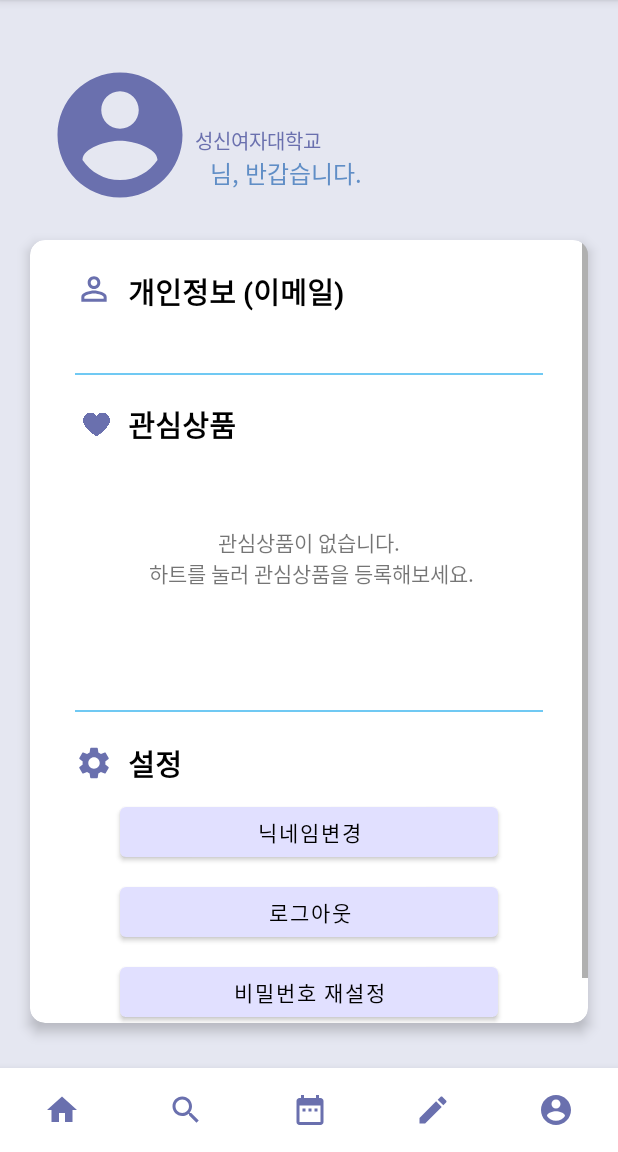
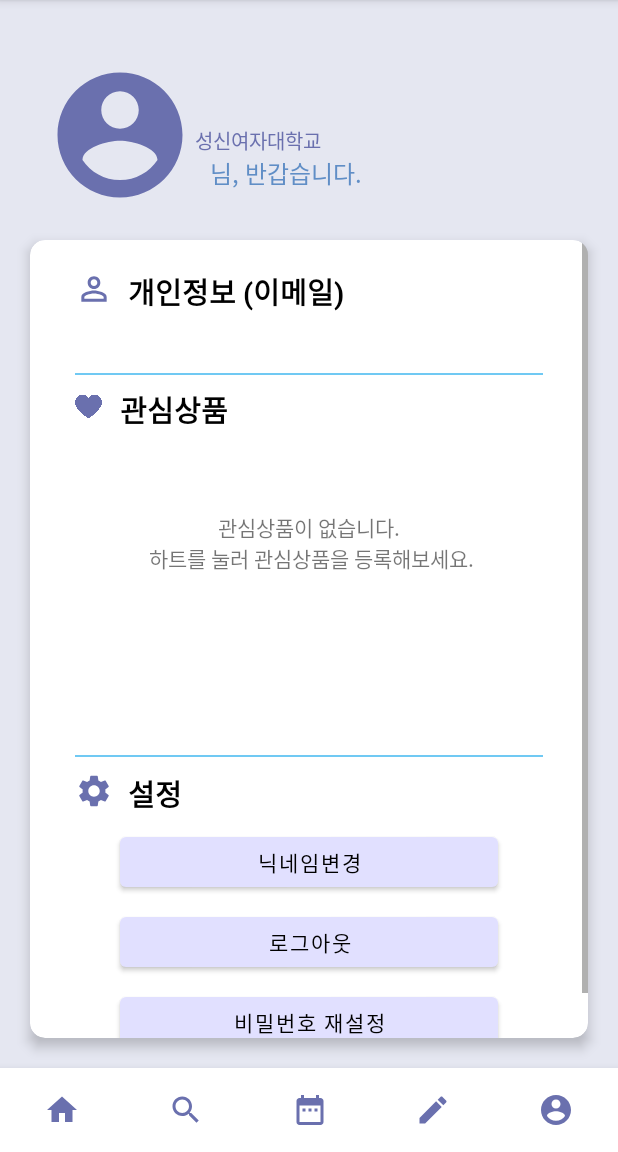
Before and after one commit to leejw-lu/crystal_product3, an Android app: the MainActivity screen opened directly, with no data from a screen before it, item 5 of the bottom bar chosen, on a phone screen of 412 x 824 dp, the part 84-1236 px from its top. Run offline under Robolectric (Android 15) with nearby library versions, the phone set to English and light mode, and no system bars; our stand-ins replace CircleImageView, Firebase (no records; nobody signed in at launch, a user with empty details on screens opened directly); libraries missing offline, so code that uses them is left out: com.prolificinteractive.materialcalendarview.

Commit message:
팝업 알림 (빌드) / 디자인 수정

```diff
--- a/app/src/main/AndroidManifest.xml
+++ b/app/src/main/AndroidManifest.xml
@@ -41,6 +41,14 @@
             android:windowSoftInputMode="adjustResize">
 
         </activity>
+
+        <!--- 안드로이드 8.0 이상 푸시 처리 추가 코드-->
+        <meta-data
+            android:name="com.google.firebase.messaging.default_notification_icon"
+            android:resource="@drawable/crystal_logo"/>
+        <meta-data
+            android:name="com.google.firebase.messaging.default_notification_color"
+            android:resource="@color/white"/>
     </application>
 
 </manifest>
--- a/app/src/main/java/com/example/crystalProduct/MainActivity.java
+++ b/app/src/main/java/com/example/crystalProduct/MainActivity.java
@@ -1,20 +1,39 @@
 package com.example.crystalProduct;
 
 
+import android.app.Notification;
+import android.app.NotificationChannel;
+import android.app.NotificationManager;
+import android.app.PendingIntent;
+import android.content.Intent;
+import android.os.Build;
 import android.os.Bundle;
+import android.os.CountDownTimer;
+import android.util.Log;
 import android.view.MenuItem;
+import android.view.View;
+import android.widget.Button;
+import android.widget.TextView;
 import android.widget.Toast;
 
 import androidx.annotation.NonNull;
 import androidx.appcompat.app.ActionBar;
 import androidx.appcompat.app.AppCompatActivity;
 import androidx.appcompat.widget.Toolbar;
+import androidx.core.app.NotificationCompat;
 import androidx.fragment.app.FragmentManager;
 import androidx.fragment.app.FragmentTransaction;
 
+import com.google.android.gms.tasks.OnCompleteListener;
+import com.google.android.gms.tasks.Task;
 import com.google.android.material.bottomnavigation.BottomNavigationView;
+import com.google.firebase.FirebaseApp;
 import com.google.firebase.auth.FirebaseAuth;
 import com.google.firebase.database.annotations.NotNull;
+
+import java.util.Calendar;
+import java.util.Date;
+import java.util.GregorianCalendar;
 
 public class MainActivity extends AppCompatActivity {
 
@@ -33,12 +52,66 @@ public class MainActivity extends AppCompatActivity {
     private FirebaseAuth auth;
 
     private ActionBar actionBar;
+    /*
+    //팝업 알림 버튼 (임시)
+    Button button;
+    NotificationManager manager;
+    NotificationCompat.Builder builder;
+    private static String CHANNEL_ID = "channel1";
+    private static String CHANNEL_NAME = "Channel1";
+
+    //팝업 타이머
+    CountDownTimer countDownTimer;
+    TextView tv_timer;
+    */
 
     @Override
     protected void onCreate(Bundle savedInstanceState) {
         super.onCreate(savedInstanceState);
         setContentView(R.layout.activity_main);
         auth = FirebaseAuth.getInstance();
+
+        /*
+        FirebaseApp.initializeApp(this);
+
+        FirebaseInstanceId.getInstance().getInstanceId().addOnCompleteListener(task -> {
+            if (!task.isSuccessful()) {
+                Log.w("FirebaseSettingEx", "getInstanceId failed", task.getException());
+                return;
+            }
+
+            // 토큰을 읽고, 텍스트 뷰에 보여주기
+            String token = task.getResult().getToken();
+            System.out.println("@@@@@@@@@@@@@@@@@@@@@@@@@@@@@@@@@@@@@@@@@@@@@@@@@@@@@@@@@@@@@@@@@@@@");
+            System.out.println(token);
+            System.out.println("@@@@@@@@@@@@@@@@@@@@@@@@@@@@@@@@@@@@@@@@@@@@@@@@@@@@@@@@@@@@@@@@@@@@");
+        });*/
+        /*
+        //팝업 알림 버튼 (임시)
+        button = (Button) findViewById(R.id.btn_notification);
+        button.setOnClickListener(new View.OnClickListener() {
+            @Override
+            public void onClick(View v) {
+                showNoti();
+            }
+        });
+
+
+        tv_timer = (TextView) findViewById(R.id.tv_timer);
+        //마감기한 타이머   (제한시간(200초동안 작동), 몇초마다 타이머 작동(1초 단위로 작동))
+        CountDownTimer countDownTimer = new CountDownTimer(200000, 1000) {
+            @Override
+            public void onTick(long millisUntilFinished) {
+                tv_timer.setText(getTime());
+            }
+
+            @Override
+            public void onFinish() {
+
+            }
+        };
+        countDownTimer.start();
+        */
 
         //툴바
         Toolbar toolbar = findViewById(R.id.toolbar);
@@ -119,4 +192,94 @@ public class MainActivity extends AppCompatActivity {
         }
     }
 
+
+
+    /*
+    //팝업 알림 버튼 (임시)
+    public void showNoti(){
+        builder = null;
+        manager = (NotificationManager) getSystemService(NOTIFICATION_SERVICE);
+
+        //버전 오레오 이상일 경우
+        if(Build.VERSION.SDK_INT >= Build.VERSION_CODES.O){
+            manager.createNotificationChannel(
+                    new NotificationChannel(CHANNEL_ID, CHANNEL_NAME, NotificationManager.IMPORTANCE_DEFAULT));
+            builder = new NotificationCompat.Builder(this,CHANNEL_ID);
+
+            //하위 버전일 경우
+        } else{
+            builder = new NotificationCompat.Builder(this);
+        }
+
+        Intent intent = new Intent(this, MainActivity.class);
+        PendingIntent pendingIntent = PendingIntent.getActivity(this, 101, intent, PendingIntent.FLAG_UPDATE_CURRENT);
+
+        //알림창 제목
+        builder.setContentTitle("수정물산");
+
+        //알림창 메시지
+        builder.setContentText("관심 상품의 마감기한이 내일까지예요!");
+
+        //알림창 아이콘
+        builder.setSmallIcon(R.drawable.crystal_logo);
+
+        //알림창 터치시 상단 알림상태창에서 알림이 자동으로 삭제
+        builder.setAutoCancel(true);
+
+        //pendingIntent를 builder에 설정
+        //알림창 터치시 인텐트가 전달
+        builder.setContentIntent(pendingIntent);
+        Notification notification = builder.build();
+
+        //알림창 실행
+        manager.notify(1,notification);
+
+    }
+    */
+
+
+    /*
+    //마감 기한 타이머
+    private String getTime(){
+
+        //현재 코드는 언제나 작동할 수 있도록 현재날짜+2일을 한 상태입니다. 그러니 말일쯤에는 작동하지 않을 수 있으니 주의하시기 바랍니다
+        Date date = new Date();
+        Calendar calendar = new GregorianCalendar();
+        calendar.setTime(date);
+        int year = calendar.get(Calendar.YEAR);
+        int month = calendar.get(Calendar.MONTH);
+        int day = calendar.get(Calendar.DAY_OF_MONTH);
+        int c_hour = calendar.get(Calendar.HOUR_OF_DAY);
+        int c_min = calendar.get(Calendar.MINUTE);
+        int c_sec = calendar.get(Calendar.SECOND);
+
+        Calendar baseCal = new GregorianCalendar(year,month+1,day,c_hour,c_min,c_sec);
+        Calendar targetCal = new GregorianCalendar(year,month+1,day+1,0,0,0);  //비교대상날짜
+
+        long diffSec = (targetCal.getTimeInMillis() - baseCal.getTimeInMillis()) / 1000;
+        long diffDays = diffSec / (24*60*60);
+
+        targetCal.add(Calendar.DAY_OF_MONTH, (int)(-diffDays));
+
+        int hourTime = (int)Math.floor((double)(diffSec/3600));
+        int minTime = (int)Math.floor((double)(((diffSec - (3600 * hourTime)) / 60)));
+        int secTime = (int)Math.floor((double)(((diffSec - (3600 * hourTime)) - (60 * minTime))));
+
+        String hour = String.format("%02d", hourTime);
+        String min = String.format("%02d", minTime);
+        String sec = String.format("%02d", secTime);
+
+        System.out.println(year+"년"+(month+1)+"월"+ (day+1)+"일 까지 " + hour + " 시간 " +min + " 분 "+ sec + "초 남았습니다.");
+
+
+        if (Integer.parseInt(hour) < 24){
+            showNoti();
+        }
+
+
+        return year+"년"+(month+1)+"월"+ (day+1)+"일 까지 " + hour + " 시간 " +min + " 분 "+ sec + "초 남았습니다.";
+
+    }
+    */
+
 }
--- a/app/src/main/res/layout/activity_main.xml
+++ b/app/src/main/res/layout/activity_main.xml
@@ -11,7 +11,6 @@
         layout="@layout/toolbar"
         android:id="@+id/toolbar"
         />
-
 
     <com.google.android.material.bottomnavigation.BottomNavigationView
         android:id="@+id/bottomNavi"
--- a/app/src/main/res/layout/frag5_profile.xml
+++ b/app/src/main/res/layout/frag5_profile.xml
@@ -61,7 +61,7 @@
         android:layout_marginLeft="20dp"
         android:layout_marginTop="160dp"
         android:layout_marginRight="20dp"
-        android:layout_marginBottom="30dp"
+        android:layout_marginBottom="20dp"
         app:layout_constraintBottom_toTopOf="parent"
 
         card_view:cardCornerRadius="10dp"
@@ -77,7 +77,7 @@
             <androidx.constraintlayout.widget.ConstraintLayout
                 android:layout_width="match_parent"
                 android:layout_height="match_parent"
-                android:paddingBottom="30dp">
+                android:paddingBottom="20dp">
 
                 <ImageView
                     android:id="@+id/icon1"
@@ -128,8 +128,8 @@
                     android:id="@+id/SecondIcon"
                     android:layout_width="18dp"
                     android:layout_height="18dp"
-                    android:layout_marginLeft="35dp"
-                    android:layout_marginTop="24dp"
+                    android:layout_marginLeft="30dp"
+                    android:layout_marginTop="12dp"
                     android:backgroundTint="@color/mainPurple"
                     android:src="@drawable/heart_on"
                     app:layout_constraintLeft_toLeftOf="parent"
@@ -140,7 +140,7 @@
                     android:layout_width="wrap_content"
                     android:layout_height="wrap_content"
                     android:layout_marginLeft="12dp"
-                    android:layout_marginTop="20dp"
+                    android:layout_marginTop="10dp"
                     android:text="관심상품"
                     android:textColor="@color/black"
                     android:textSize="19dp"
@@ -164,11 +164,9 @@
                 <androidx.recyclerview.widget.RecyclerView
                     android:id="@+id/heart_recyclerview"
                     android:layout_width="match_parent"
-                    android:layout_height="150dp"
-                    android:layout_marginLeft="30dp"
+                    android:layout_height="200dp"
                     android:layout_marginTop="5dp"
-                    android:layout_marginRight="30dp"
-                    android:layout_marginBottom="5dp"
+                    app:layout_constraintStart_toStartOf="parent"
                     app:layout_constraintTop_toBottomOf="@id/postLiked" />
 
                 <View
@@ -176,7 +174,7 @@
                     android:layout_width="match_parent"
                     android:layout_height="2px"
                     android:layout_marginLeft="30dp"
-                    android:layout_marginTop="20dp"
+                    android:layout_marginTop="10dp"
                     android:layout_marginRight="30dp"
                     android:background="@color/skyblueColor"
                     app:layout_constraintTop_toBottomOf="@id/heart_recyclerview" />
@@ -186,7 +184,7 @@
                     android:layout_width="25dp"
                     android:layout_height="25dp"
                     android:layout_marginLeft="30dp"
-                    android:layout_marginTop="21dp"
+                    android:layout_marginTop="10dp"
                     android:src="@drawable/ic_baseline_settings_24"
                     app:layout_constraintLeft_toLeftOf="parent"
                     app:layout_constraintTop_toBottomOf="@id/secondLine" />
@@ -196,7 +194,7 @@
                     android:layout_width="wrap_content"
                     android:layout_height="wrap_content"
                     android:layout_marginLeft="10dp"
-                    android:layout_marginTop="20dp"
+                    android:layout_marginTop="10dp"
                     android:text="설정"
                     android:textColor="@color/black"
                     android:textSize="19dp"
@@ -243,6 +241,7 @@
                     android:layout_marginLeft="60dp"
                     android:layout_marginTop="8dp"
                     android:layout_marginRight="60dp"
+                    android:layout_marginBottom="20dp"
                     android:text="비밀번호 재설정"
                     android:textColor="@color/black"
                     app:backgroundTint="#E1E0FF"
--- a/app/src/main/res/layout/uploaded_image_item.xml
+++ b/app/src/main/res/layout/uploaded_image_item.xml
@@ -84,7 +84,6 @@
         <TextView
             android:layout_width="wrap_content"
             android:layout_height="wrap_content"
-            android:layout_marginLeft="5dp"
             android:text="원"
             android:textColor="@color/black"
             android:textSize="15dp"
```
Also changed, not shown: app/build.gradle (+7 -3 lines), app/src/main/java/com/example/crystalProduct/RegisterActivity.java (line endings or trailing spaces).
